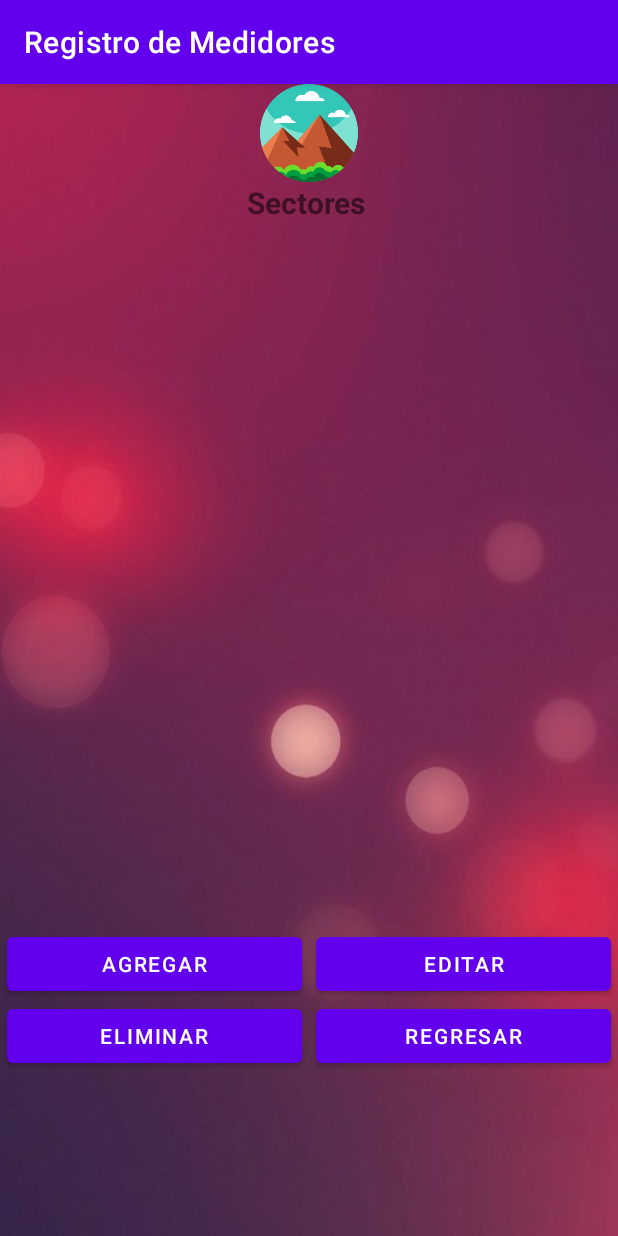
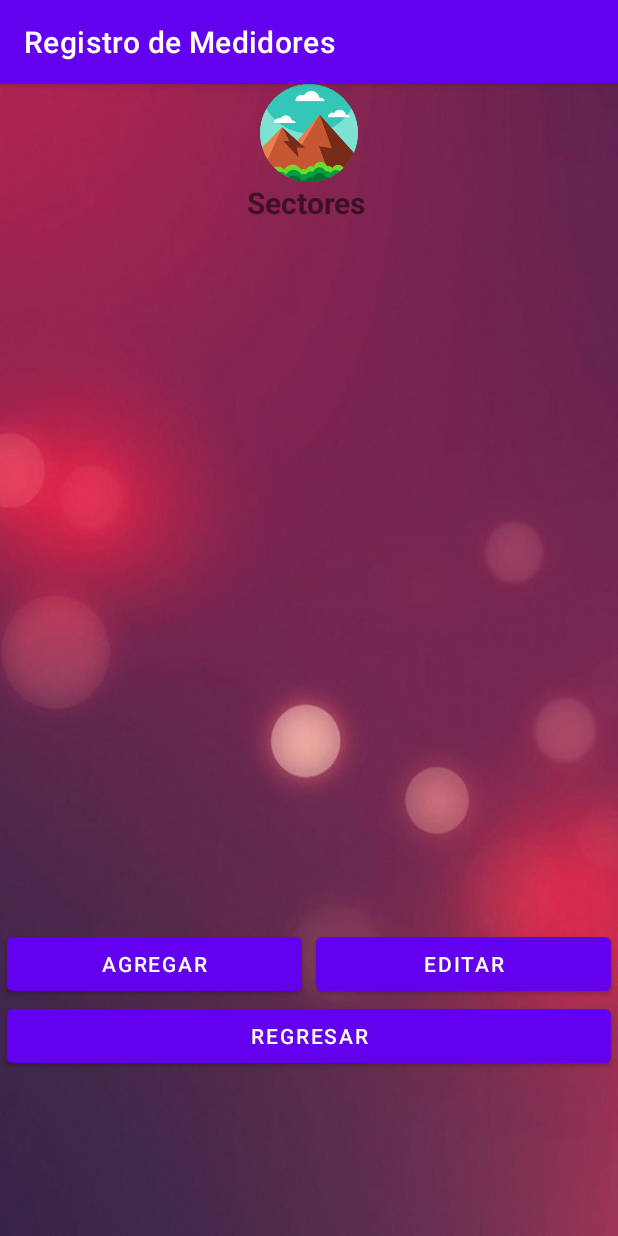
Before and after one commit to bernalqz/PCM_JZQ_BQZ, an Android app: the SectoresActivity screen opened directly, with no data from a screen before it, on a phone screen of 412 x 824 dp. Run offline under Robolectric (Android 15) with nearby library versions, the light colour scheme and no system bars; libraries missing offline, so code that uses them is left out: io.realm; 3 statements that could not run were skipped.

Commit message:
Cambios en setOnClickListener de los Sectores

```diff
--- a/app/src/main/res/layout/activity_sectores.xml
+++ b/app/src/main/res/layout/activity_sectores.xml
@@ -87,16 +87,6 @@
                     android:orientation="horizontal">
 
                     <Button
-                        android:id="@+id/btnSectoresActivityEliminar"
-                        android:layout_width="150dp"
-                        android:layout_height="wrap_content"
-                        android:layout_weight="1"
-                        android:insetLeft="5dp"
-                        android:insetRight="5dp"
-                        android:onClick="BorrarSector"
-                        android:text="Eliminar" />
-
-                    <Button
                         android:id="@+id/btnSectoresActivityRegresar"
                         android:layout_width="150dp"
                         android:layout_height="wrap_content"
```
Also changed, not shown: app/src/main/java/com/example/pcm_jzq_bqz/SectoresActivity.java (+25 -12 lines).
